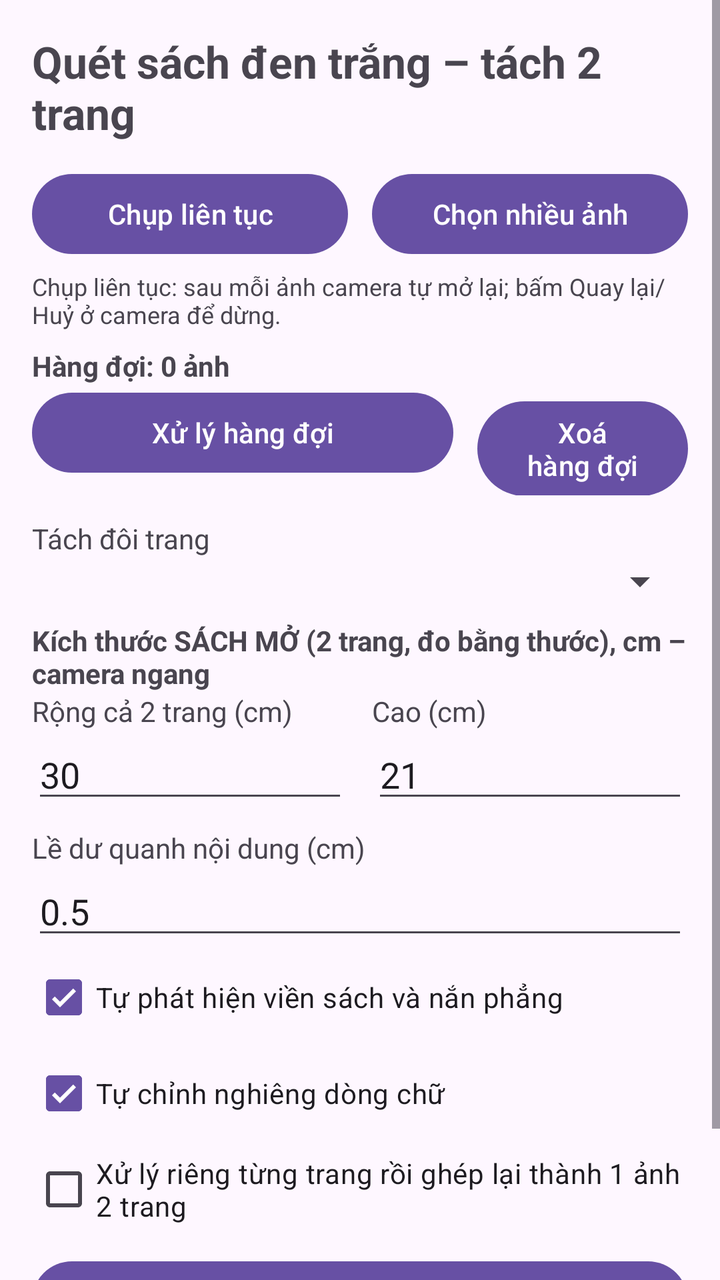
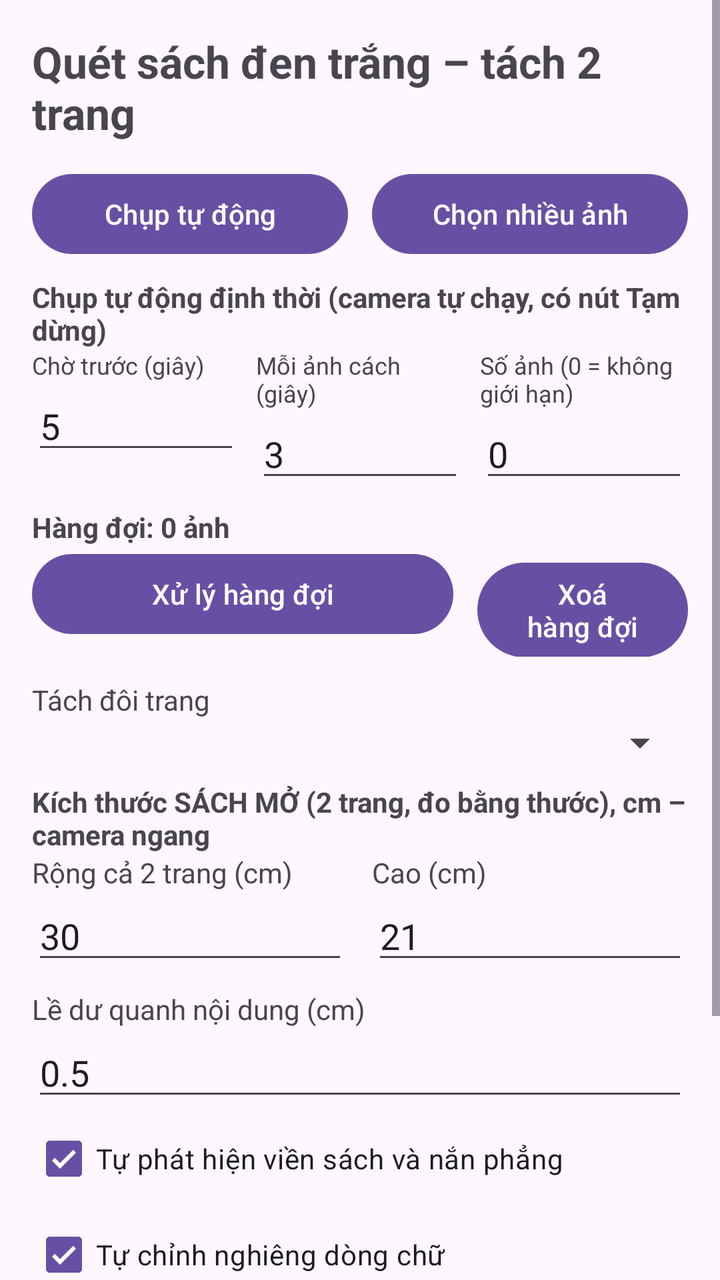

Compare the two renders of this Android layout. The source of the first and the diff that turns it into the second are given below.
<!-- AndroidManifest.xml: application theme Theme.BookScan -->
<!-- res/layout/activity_main.xml -->
<?xml version="1.0" encoding="utf-8"?>
<ScrollView xmlns:android="http://schemas.android.com/apk/res/android"
    android:layout_width="match_parent"
    android:layout_height="match_parent"
    android:fillViewport="true">

    <LinearLayout
        android:layout_width="match_parent"
        android:layout_height="wrap_content"
        android:orientation="vertical"
        android:padding="16dp">

        <TextView
            android:layout_width="wrap_content"
            android:layout_height="wrap_content"
            android:text="Quét sách đen trắng – tách 2 trang"
            android:textSize="22sp"
            android:textStyle="bold" />

        <LinearLayout
            android:layout_width="match_parent"
            android:layout_height="wrap_content"
            android:layout_marginTop="12dp"
            android:orientation="horizontal">

            <Button
                android:id="@+id/btnCamera"
                android:layout_width="0dp"
                android:layout_height="wrap_content"
                android:layout_marginEnd="6dp"
                android:layout_weight="1"
                android:text="Chụp liên tục" />

            <Button
                android:id="@+id/btnPick"
                android:layout_width="0dp"
                android:layout_height="wrap_content"
                android:layout_marginStart="6dp"
                android:layout_weight="1"
                android:text="Chọn nhiều ảnh" />
        </LinearLayout>

        <TextView
            android:layout_width="match_parent"
            android:layout_height="wrap_content"
            android:layout_marginTop="4dp"
            android:text="Chụp liên tục: sau mỗi ảnh camera tự mở lại; bấm Quay lại/Huỷ ở camera để dừng."
            android:textSize="12sp" />

        <TextView
            android:id="@+id/tvQueue"
            android:layout_width="match_parent"
            android:layout_height="wrap_content"
            android:layout_marginTop="8dp"
            android:text="Hàng đợi: 0 ảnh"
            android:textStyle="bold" />

        <LinearLayout
            android:layout_width="match_parent"
            android:layout_height="wrap_content"
            android:orientation="horizontal">

            <Button
                android:id="@+id/btnProcess"
                android:layout_width="0dp"
                android:layout_height="wrap_content"
                android:layout_marginEnd="6dp"
                android:layout_weight="2"
                android:text="Xử lý hàng đợi" />

            <Button
                android:id="@+id/btnClear"
                android:layout_width="0dp"
                android:layout_height="wrap_content"
                android:layout_marginStart="6dp"
                android:layout_weight="1"
                android:text="Xoá hàng đợi" />
        </LinearLayout>

        <TextView
            android:layout_width="wrap_content"
            android:layout_height="wrap_content"
            android:layout_marginTop="12dp"
            android:text="Tách đôi trang" />

        <Spinner
            android:id="@+id/spSplit"
            android:layout_width="match_parent"
            android:layout_height="wrap_content" />

        <TextView
            android:layout_width="wrap_content"
            android:layout_height="wrap_content"
            android:layout_marginTop="8dp"
            android:text="Kích thước SÁCH MỞ (2 trang, đo bằng thước), cm – camera ngang"
            android:textStyle="bold" />

        <LinearLayout
            android:layout_width="match_parent"
            android:layout_height="wrap_content"
            android:orientation="horizontal">

            <LinearLayout
                android:layout_width="0dp"
                android:layout_height="wrap_content"
                android:layout_marginEnd="6dp"
                android:layout_weight="1"
                android:orientation="vertical">

                <TextView
                    android:layout_width="wrap_content"
                    android:layout_height="wrap_content"
                    android:text="Rộng cả 2 trang (cm)" />

                <EditText
                    android:id="@+id/etSpreadW"
                    android:layout_width="match_parent"
                    android:layout_height="wrap_content"
                    android:inputType="numberDecimal"
                    android:text="30" />
            </LinearLayout>

            <LinearLayout
                android:layout_width="0dp"
                android:layout_height="wrap_content"
                android:layout_marginStart="6dp"
                android:layout_weight="1"
                android:orientation="vertical">

                <TextView
                    android:layout_width="wrap_content"
                    android:layout_height="wrap_content"
                    android:text="Cao (cm)" />

                <EditText
                    android:id="@+id/etSpreadH"
                    android:layout_width="match_parent"
                    android:layout_height="wrap_content"
                    android:inputType="numberDecimal"
                    android:text="21" />
            </LinearLayout>
        </LinearLayout>

        <TextView
            android:layout_width="wrap_content"
            android:layout_height="wrap_content"
            android:layout_marginTop="8dp"
            android:text="Lề dư quanh nội dung (cm)" />

        <EditText
            android:id="@+id/etMargin"
            android:layout_width="match_parent"
            android:layout_height="wrap_content"
            android:inputType="numberDecimal"
            android:text="0.5" />

        <CheckBox
            android:id="@+id/cbCrop"
            android:layout_width="wrap_content"
            android:layout_height="wrap_content"
            android:checked="true"
            android:text="Tự phát hiện viền sách và nắn phẳng" />

        <CheckBox
            android:id="@+id/cbDeskew"
            android:layout_width="wrap_content"
            android:layout_height="wrap_content"
            android:checked="true"
            android:text="Tự chỉnh nghiêng dòng chữ" />

        <CheckBox
            android:id="@+id/cbMerge"
            android:layout_width="wrap_content"
            android:layout_height="wrap_content"
            android:text="Xử lý riêng từng trang rồi ghép lại thành 1 ảnh 2 trang" />

        <Button
            android:id="@+id/btnPdf"
            android:layout_width="match_parent"
            android:layout_height="wrap_content"
            android:layout_marginTop="8dp"
            android:text="Gộp các trang đã quét thành PDF" />

        <ProgressBar
            android:id="@+id/progress"
            style="?android:attr/progressBarStyleHorizontal"
            android:layout_width="match_parent"
            android:layout_height="wrap_content"
            android:indeterminate="true"
            android:visibility="gone" />

        <TextView
            android:id="@+id/tvStatus"
            android:layout_width="match_parent"
            android:layout_height="wrap_content"
            android:layout_marginTop="8dp"
            android:text="Ảnh lưu tại Pictures/BookScanner" />

        <LinearLayout
            android:id="@+id/results"
            android:layout_width="match_parent"
            android:layout_height="wrap_content"
            android:layout_marginTop="8dp"
            android:orientation="vertical" />
    </LinearLayout>
</ScrollView>
<!-- resources referenced by this layout -->
<resources>
  <style name="Theme.BookScan" parent="Theme.Material3.Light.NoActionBar" />
</resources>

<!-- the commit's change to res/layout/activity_main.xml (unified diff, before → after) -->
@@ -29,7 +29,7 @@
                 android:layout_height="wrap_content"
                 android:layout_marginEnd="6dp"
                 android:layout_weight="1"
-                android:text="Chụp liên tục" />
+                android:text="Chụp tự động" />
 
             <Button
                 android:id="@+id/btnPick"
@@ -43,9 +43,79 @@
         <TextView
             android:layout_width="match_parent"
             android:layout_height="wrap_content"
-            android:layout_marginTop="4dp"
-            android:text="Chụp liên tục: sau mỗi ảnh camera tự mở lại; bấm Quay lại/Huỷ ở camera để dừng."
-            android:textSize="12sp" />
+            android:layout_marginTop="8dp"
+            android:text="Chụp tự động định thời (camera tự chạy, có nút Tạm dừng)"
+            android:textStyle="bold" />
+
+        <LinearLayout
+            android:layout_width="match_parent"
+            android:layout_height="wrap_content"
+            android:orientation="horizontal">
+
+            <LinearLayout
+                android:layout_width="0dp"
+                android:layout_height="wrap_content"
+                android:layout_marginEnd="4dp"
+                android:layout_weight="1"
+                android:orientation="vertical">
+
+                <TextView
+                    android:layout_width="wrap_content"
+                    android:layout_height="wrap_content"
+                    android:text="Chờ trước (giây)"
+                    android:textSize="12sp" />
+
+                <EditText
+                    android:id="@+id/etDelay"
+                    android:layout_width="match_parent"
+                    android:layout_height="wrap_content"
+                    android:inputType="numberDecimal"
+                    android:text="5" />
+            </LinearLayout>
+
+            <LinearLayout
+                android:layout_width="0dp"
+                android:layout_height="wrap_content"
+                android:layout_marginStart="4dp"
+                android:layout_marginEnd="4dp"
+                android:layout_weight="1"
+                android:orientation="vertical">
+
+                <TextView
+                    android:layout_width="wrap_content"
+                    android:layout_height="wrap_content"
+                    android:text="Mỗi ảnh cách (giây)"
+                    android:textSize="12sp" />
+
+                <EditText
+                    android:id="@+id/etInterval"
+                    android:layout_width="match_parent"
+                    android:layout_height="wrap_content"
+                    android:inputType="numberDecimal"
+                    android:text="3" />
+            </LinearLayout>
+
+            <LinearLayout
+                android:layout_width="0dp"
+                android:layout_height="wrap_content"
+                android:layout_marginStart="4dp"
+                android:layout_weight="1"
+                android:orientation="vertical">
+
+                <TextView
+                    android:layout_width="wrap_content"
+                    android:layout_height="wrap_content"
+                    android:text="Số ảnh (0 = không giới hạn)"
+                    android:textSize="12sp" />
+
+                <EditText
+                    android:id="@+id/etCount"
+                    android:layout_width="match_parent"
+                    android:layout_height="wrap_content"
+                    android:inputType="number"
+                    android:text="0" />
+            </LinearLayout>
+        </LinearLayout>
 
         <TextView
             android:id="@+id/tvQueue"
